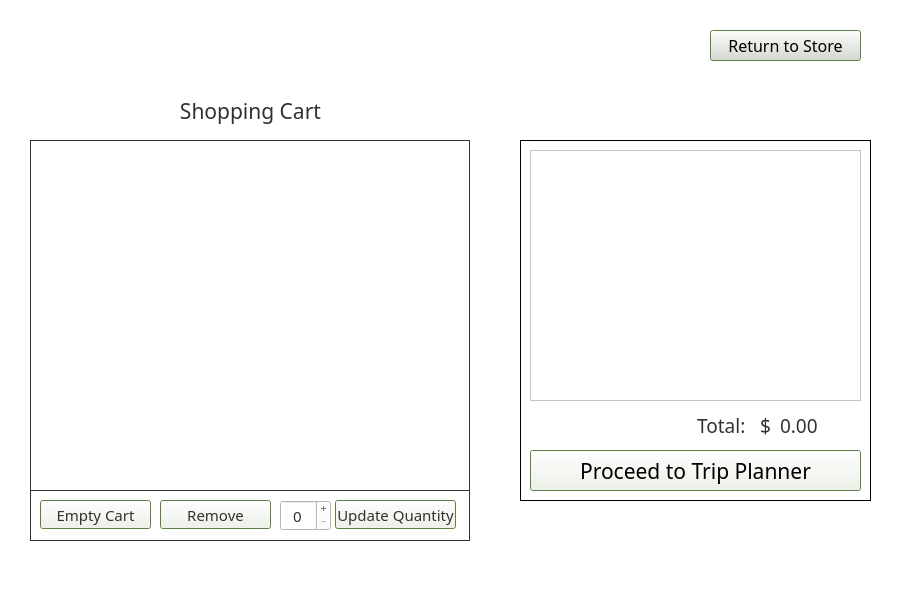
The window that shoppingcart.ui (DannyCamacho/CollegeConnect) describes before a commit, drawn with Qt 5.
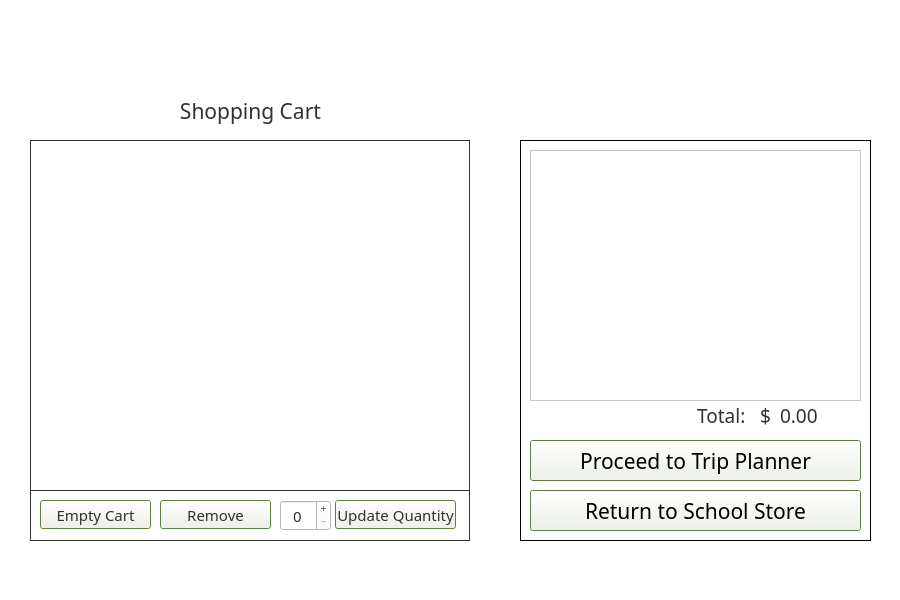
The same window after the commit. Icons and pictures are not drawn.

Commit message: Adjustments to move buttons.

The edit to the form file:
```diff
--- a/shoppingcart.ui
+++ b/shoppingcart.ui
@@ -72,7 +72,7 @@
       <x>520</x>
       <y>140</y>
       <width>351</width>
-      <height>361</height>
+      <height>401</height>
      </rect>
     </property>
     <property name="styleSheet">
@@ -89,7 +89,7 @@
      <property name="geometry">
       <rect>
        <x>10</x>
-       <y>310</y>
+       <y>300</y>
        <width>331</width>
        <height>41</height>
       </rect>
@@ -146,7 +146,7 @@
      <property name="geometry">
       <rect>
        <x>260</x>
-       <y>270</y>
+       <y>260</y>
        <width>81</width>
        <height>31</height>
       </rect>
@@ -178,7 +178,7 @@
      <property name="geometry">
       <rect>
        <x>10</x>
-       <y>270</y>
+       <y>260</y>
        <width>241</width>
        <height>31</height>
       </rect>
@@ -292,6 +292,63 @@
       </attribute>
      </widget>
     </widget>
+    <widget class="QPushButton" name="pushButton_6">
+     <property name="geometry">
+      <rect>
+       <x>10</x>
+       <y>350</y>
+       <width>331</width>
+       <height>41</height>
+      </rect>
+     </property>
+     <property name="minimumSize">
+      <size>
+       <width>146</width>
+       <height>0</height>
+      </size>
+     </property>
+     <property name="maximumSize">
+      <size>
+       <width>16777215</width>
+       <height>16777215</height>
+      </size>
+     </property>
+     <property name="font">
+      <font>
+       <family>Mongolian Baiti</family>
+       <pointsize>16</pointsize>
+       <weight>50</weight>
+       <bold>false</bold>
+      </font>
+     </property>
+     <property name="styleSheet">
+      <string notr="true">color: rgb(49, 49, 49);
+background-color:  rgb(255, 255, 255);
+border-style: outset;
+border-width: 2px;
+border-radius: 10px;
+border-color:rgb(118, 158, 81);
+min-width: 10em;
+padding: 6px;
+
+QPushButton#route_pushButton: clicked {
+	background-color: rgb(118, 158, 81);
+    border-style: inset;
+}</string>
+     </property>
+     <property name="text">
+      <string>Return to School Store</string>
+     </property>
+     <property name="autoDefault">
+      <bool>true</bool>
+     </property>
+     <property name="default">
+      <bool>true</bool>
+     </property>
+     <property name="flat">
+      <bool>false</bool>
+     </property>
+    </widget>
    </widget>
    <widget class="QFrame" name="cart_frame">
     <property name="geometry">
@@ -629,41 +686,6 @@
      <string/>
     </property>
    </widget>
-   <widget class="QPushButton" name="pushButton_6">
-    <property name="geometry">
-     <rect>
-      <x>710</x>
-      <y>30</y>
-      <width>151</width>
-      <height>31</height>
-     </rect>
-    </property>
-    <property name="font">
-     <font>
-      <family>Bahnschrift</family>
-      <pointsize>12</pointsize>
-      <weight>50</weight>
-      <bold>false</bold>
-     </font>
-    </property>
-    <property name="styleSheet">
-     <string notr="true">background-color: rgb(225, 225, 225);
-color: rgb(0, 0, 0);</string>
-    </property>
-    <property name="text">
-     <string>Return to Store</string>
-    </property>
-    <property name="icon">
-     <iconset>
-      <normaloff>:/rec/resources/return-icon-removebg.png</normaloff>:/rec/resources/return-icon-removebg.png</iconset>
-    </property>
-    <property name="autoDefault">
-     <bool>true</bool>
-    </property>
-    <property name="default">
-     <bool>true</bool>
-    </property>
-   </widget>
   </widget>
  </widget>
  <resources/>
```
Left out of the diff: 6 changed lines with no effect on the pictures. The commit also changes 4 other files.
